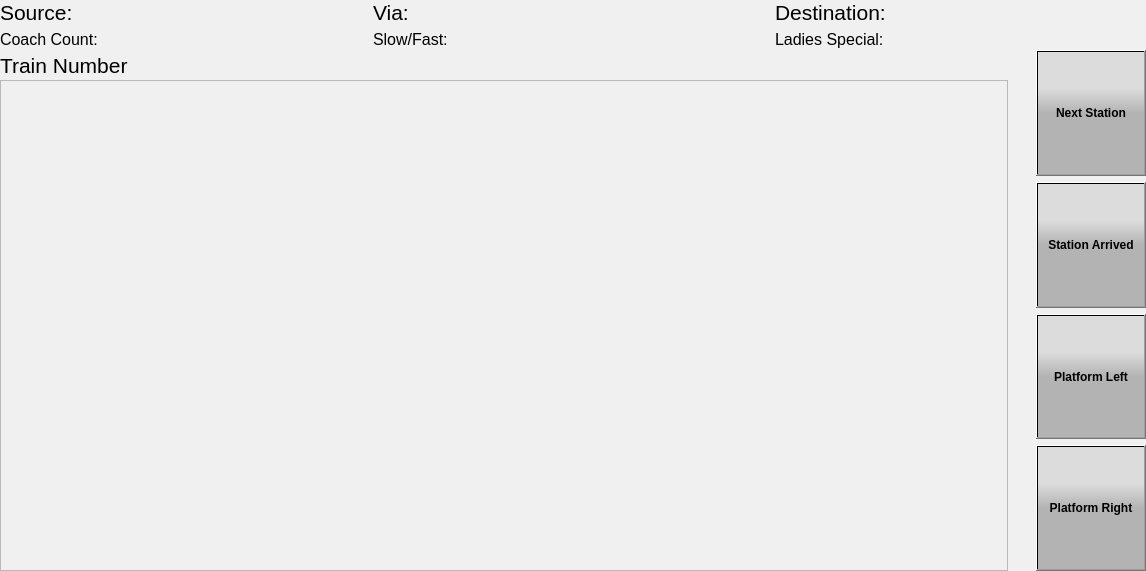
The window that train_route.ui (gurpartap007/qtmop) describes before a commit, drawn with Qt 5.
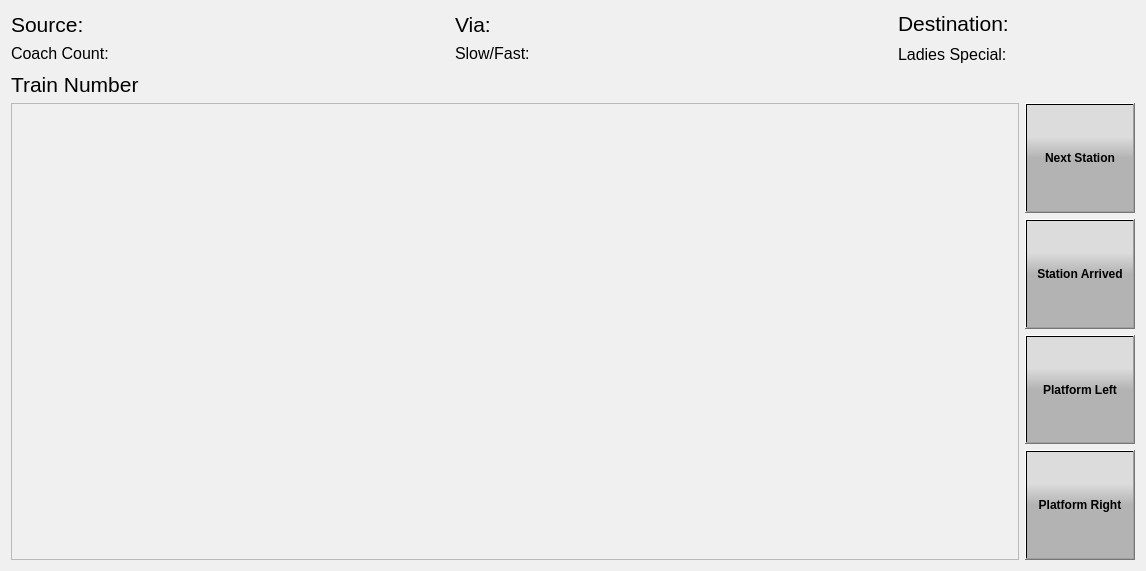
The same window after the commit.

Commit message: added system config settings menu in settings popup window... used stacked widget to switch setting windows

The edit to the form file:
```diff
--- a/train_route.ui
+++ b/train_route.ui
@@ -16,24 +16,9 @@
   <property name="styleSheet">
    <string notr="true">background-color: rgb(240, 240, 240);</string>
   </property>
-  <layout class="QHBoxLayout" name="horizontalLayout_9">
-   <property name="leftMargin">
-    <number>0</number>
-   </property>
-   <property name="topMargin">
-    <number>0</number>
-   </property>
-   <property name="rightMargin">
-    <number>0</number>
-   </property>
-   <property name="bottomMargin">
-    <number>0</number>
-   </property>
+  <layout class="QHBoxLayout" name="horizontalLayout_10">
    <item>
     <layout class="QVBoxLayout" name="verticalLayout_5">
-     <property name="spacing">
-      <number>2</number>
-     </property>
      <item>
       <layout class="QHBoxLayout" name="horizontalLayout_3">
        <item>
@@ -414,7 +399,16 @@
       </layout>
      </item>
      <item>
+      <layout class="QHBoxLayout" name="horizontalLayout_9">
+       <item>
       <widget class="QListWidget" name="listWidget">
+         <property name="styleSheet">
+          <string notr="true">
+    QScrollBar:vertical { width: 100px; }</string>
+         </property>
+         <property name="sizeAdjustPolicy">
+          <enum>QAbstractScrollArea::AdjustToContents</enum>
+         </property>
        <property name="alternatingRowColors">
         <bool>false</bool>
        </property>
@@ -423,228 +417,8 @@
        </property>
       </widget>
      </item>
-    </layout>
-   </item>
-   <item>
-    <widget class="QLabel" name="destination_reached">
-     <property name="sizePolicy">
-      <sizepolicy hsizetype="Preferred" vsizetype="Minimum">
-       <horstretch>0</horstretch>
-       <verstretch>0</verstretch>
-      </sizepolicy>
-     </property>
-     <property name="minimumSize">
-      <size>
-       <width>0</width>
-       <height>20</height>
-      </size>
-     </property>
-     <property name="palette">
-      <palette>
-       <active>
-        <colorrole role="WindowText">
-         <brush brushstyle="SolidPattern">
-          <color alpha="255">
-           <red>255</red>
-           <green>38</green>
-           <blue>10</blue>
-          </color>
-         </brush>
-        </colorrole>
-        <colorrole role="Button">
-         <brush brushstyle="SolidPattern">
-          <color alpha="255">
-           <red>240</red>
-           <green>240</green>
-           <blue>240</blue>
-          </color>
-         </brush>
-        </colorrole>
-        <colorrole role="Text">
-         <brush brushstyle="SolidPattern">
-          <color alpha="255">
-           <red>255</red>
-           <green>38</green>
-           <blue>10</blue>
-          </color>
-         </brush>
-        </colorrole>
-        <colorrole role="ButtonText">
-         <brush brushstyle="SolidPattern">
-          <color alpha="255">
-           <red>255</red>
-           <green>38</green>
-           <blue>10</blue>
-          </color>
-         </brush>
-        </colorrole>
-        <colorrole role="Base">
-         <brush brushstyle="SolidPattern">
-          <color alpha="255">
-           <red>240</red>
-           <green>240</green>
-           <blue>240</blue>
-          </color>
-         </brush>
-        </colorrole>
-        <colorrole role="Window">
-         <brush brushstyle="SolidPattern">
-          <color alpha="255">
-           <red>240</red>
-           <green>240</green>
-           <blue>240</blue>
-          </color>
-         </brush>
-        </colorrole>
-       </active>
-       <inactive>
-        <colorrole role="WindowText">
-         <brush brushstyle="SolidPattern">
-          <color alpha="255">
-           <red>255</red>
-           <green>38</green>
-           <blue>10</blue>
-          </color>
-         </brush>
-        </colorrole>
-        <colorrole role="Button">
-         <brush brushstyle="SolidPattern">
-          <color alpha="255">
-           <red>240</red>
-           <green>240</green>
-           <blue>240</blue>
-          </color>
-         </brush>
-        </colorrole>
-        <colorrole role="Text">
-         <brush brushstyle="SolidPattern">
-          <color alpha="255">
-           <red>255</red>
-           <green>38</green>
-           <blue>10</blue>
-          </color>
-         </brush>
-        </colorrole>
-        <colorrole role="ButtonText">
-         <brush brushstyle="SolidPattern">
-          <color alpha="255">
-           <red>255</red>
-           <green>38</green>
-           <blue>10</blue>
-          </color>
-         </brush>
-        </colorrole>
-        <colorrole role="Base">
-         <brush brushstyle="SolidPattern">
-          <color alpha="255">
-           <red>240</red>
-           <green>240</green>
-           <blue>240</blue>
-          </color>
-         </brush>
-        </colorrole>
-        <colorrole role="Window">
-         <brush brushstyle="SolidPattern">
-          <color alpha="255">
-           <red>240</red>
-           <green>240</green>
-           <blue>240</blue>
-          </color>
-         </brush>
-        </colorrole>
-       </inactive>
-       <disabled>
-        <colorrole role="WindowText">
-         <brush brushstyle="SolidPattern">
-          <color alpha="255">
-           <red>255</red>
-           <green>38</green>
-           <blue>10</blue>
-          </color>
-         </brush>
-        </colorrole>
-        <colorrole role="Button">
-         <brush brushstyle="SolidPattern">
-          <color alpha="255">
-           <red>240</red>
-           <green>240</green>
-           <blue>240</blue>
-          </color>
-         </brush>
-        </colorrole>
-        <colorrole role="Text">
-         <brush brushstyle="SolidPattern">
-          <color alpha="255">
-           <red>255</red>
-           <green>38</green>
-           <blue>10</blue>
-          </color>
-         </brush>
-        </colorrole>
-        <colorrole role="ButtonText">
-         <brush brushstyle="SolidPattern">
-          <color alpha="255">
-           <red>255</red>
-           <green>38</green>
-           <blue>10</blue>
-          </color>
-         </brush>
-        </colorrole>
-        <colorrole role="Base">
-         <brush brushstyle="SolidPattern">
-          <color alpha="255">
-           <red>240</red>
-           <green>240</green>
-           <blue>240</blue>
-          </color>
-         </brush>
-        </colorrole>
-        <colorrole role="Window">
-         <brush brushstyle="SolidPattern">
-          <color alpha="255">
-           <red>240</red>
-           <green>240</green>
-           <blue>240</blue>
-          </color>
-         </brush>
-        </colorrole>
-       </disabled>
-      </palette>
-     </property>
-     <property name="font">
-      <font>
-       <family>Ubuntu</family>
-       <pointsize>20</pointsize>
-       <weight>75</weight>
-       <bold>true</bold>
-      </font>
-     </property>
-     <property name="styleSheet">
-      <string notr="true">color: rgb(255, 38, 10);</string>
-     </property>
-     <property name="text">
-      <string/>
-     </property>
-    </widget>
-   </item>
    <item>
     <layout class="QVBoxLayout" name="verticalLayout_4">
-     <item>
-      <spacer name="verticalSpacer_3">
-       <property name="orientation">
-        <enum>Qt::Vertical</enum>
-       </property>
-       <property name="sizeType">
-        <enum>QSizePolicy::Maximum</enum>
-       </property>
-       <property name="sizeHint" stdset="0">
-        <size>
-         <width>20</width>
-         <height>50</height>
-        </size>
-       </property>
-      </spacer>
-     </item>
      <item>
       <widget class="QPushButton" name="next_station">
        <property name="sizePolicy">
@@ -768,6 +542,10 @@
         <string>Platform Right</string>
        </property>
       </widget>
+         </item>
+        </layout>
+       </item>
+      </layout>
      </item>
     </layout>
    </item>
```
Lines whose indentation alone changed are shown as unchanged. The commit also changes 3 other files.
